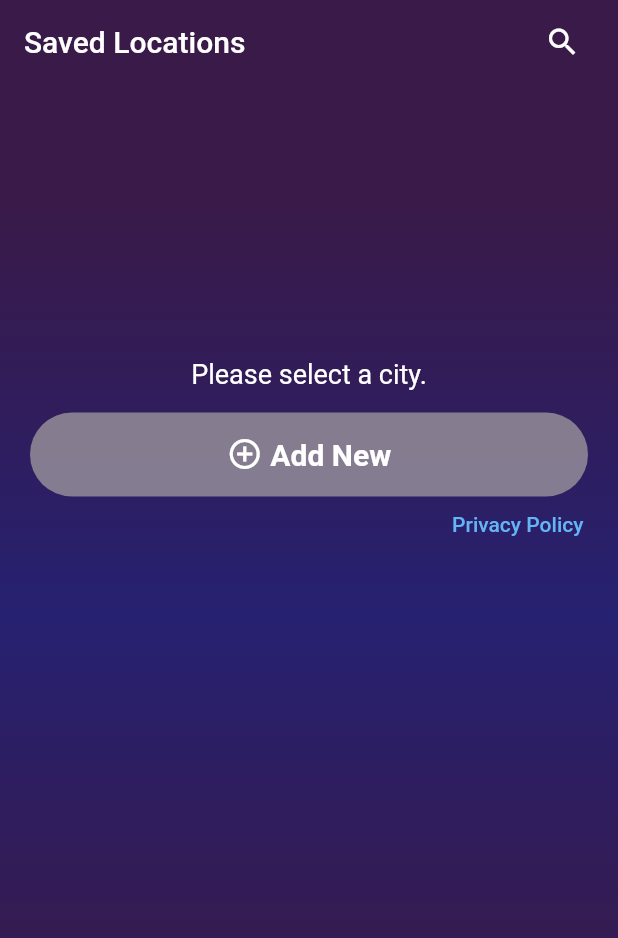
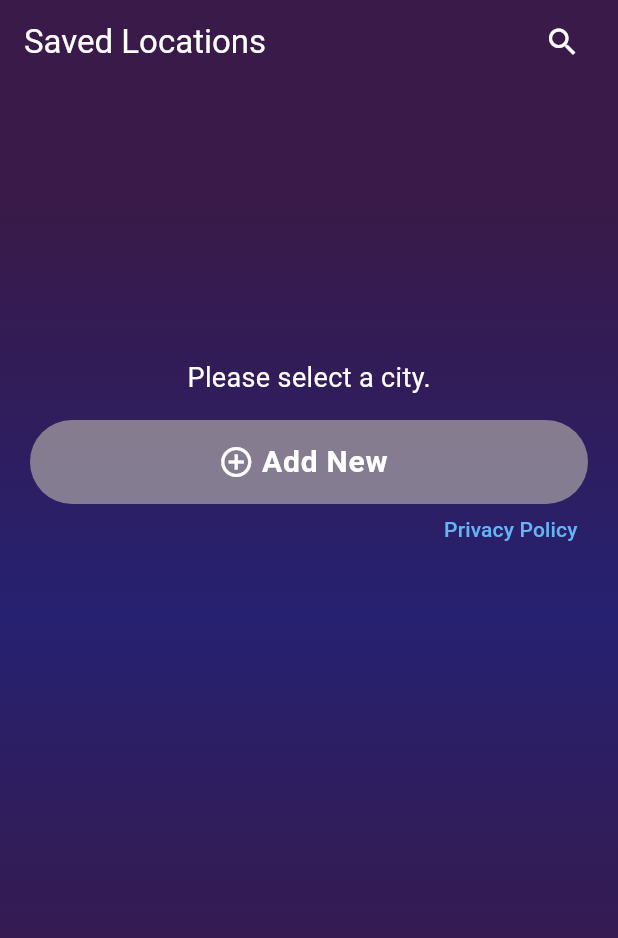
Before and after one commit to Bil0000/weather_360, a Flutter app: the screen it shows after launch, after a tap on "Skip", on a phone screen of 412 x 824 dp. Shown: the top 938 px of the screen. Run offline on Flutter 3.47's test engine with Material 3 defaults, Android fonts, the phone set to English and light mode, and no system bars; drawn by our look-alikes of liquid_pull_to_refresh; our stand-ins replace animated_splash_screen, awesome_notifications, connectivity_plus, flutter_dotenv, lottie, share_plus and 3 more; missing offline and left inert: flutter_carousel_slider, new_version_plus; network calls fail; project files that could hold a hidden picture were left out.

Commit message:
used material 3

```diff
--- a/lib/main.dart
+++ b/lib/main.dart
@@ -90,7 +90,7 @@ class _MyAppState extends State<MyApp> {
   @override
   Widget build(BuildContext context) {
     return MaterialApp(
-      theme: ThemeData(useMaterial3: false),
+      theme: ThemeData(useMaterial3: true),
       debugShowCheckedModeBanner: false,
       title: 'Weather 360',
       home: AnimatedSplashScreen(
--- a/lib/screens/selectedcity_screen.dart
+++ b/lib/screens/selectedcity_screen.dart
@@ -290,12 +290,20 @@ class _CitySelectionScreenState extends State<CitySelectionScreen> {
         backgroundColor: Colors.transparent,
         shadowColor: Colors.transparent,
         automaticallyImplyLeading: false,
-        title: const Text('Saved Locations'),
+        title: const Text(
+          'Saved Locations',
+          style: TextStyle(
+            color: Colors.white,
+          ),
+        ),
         centerTitle: false,
         actions: const [
           Padding(
             padding: EdgeInsets.only(right: 25),
-            child: Icon(Icons.search),
+            child: Icon(
+              Icons.search,
+              color: Colors.white,
+            ),
           ),
         ],
       ),
--- a/pubspec.yaml
+++ b/pubspec.yaml
@@ -16,7 +16,7 @@ publish_to: 'none' # Remove this line if you wish to publish to pub.dev
 # https://developer.apple.com/library/archive/documentation/General/Reference/InfoPlistKeyReference/Articles/CoreFoundationKeys.html
 # In Windows, build-name is used as the major, minor, and patch parts
 # of the product and file versions while build-number is used as the build suffix.
-version: 5.0.0+37
+version: 6.0.0+38
 
 environment:
   sdk: '>=3.1.5 <4.0.0'
```
Also changed, not shown: lib/screens/settings_screen.dart (+14 -1 lines), lib/screens/weather_screen.dart (+17 -6 lines).
